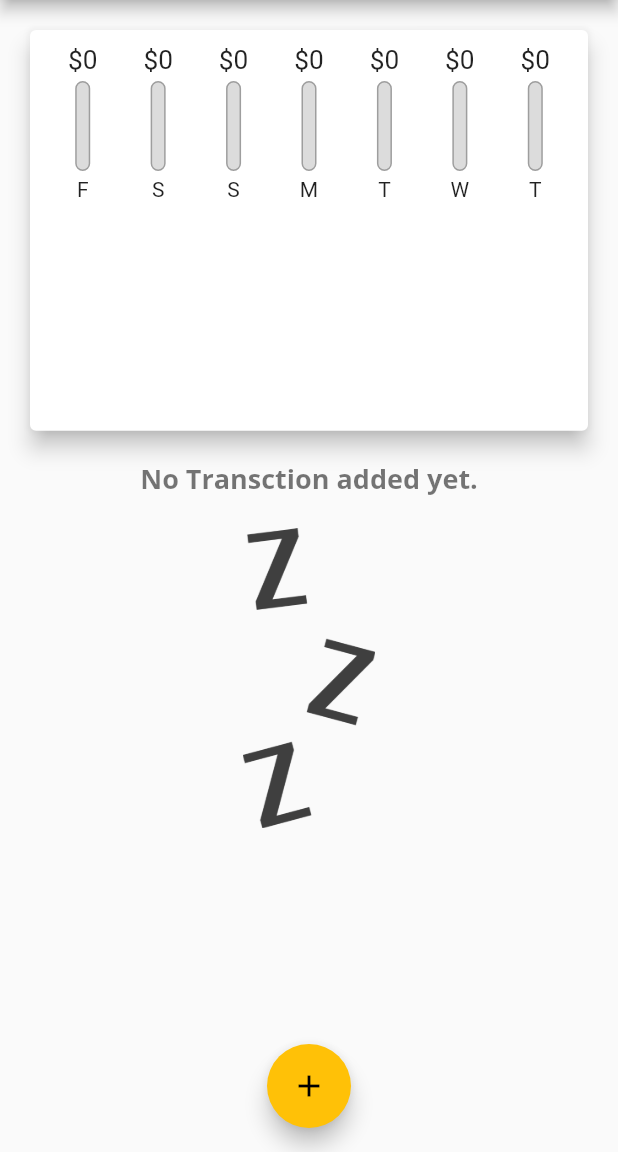
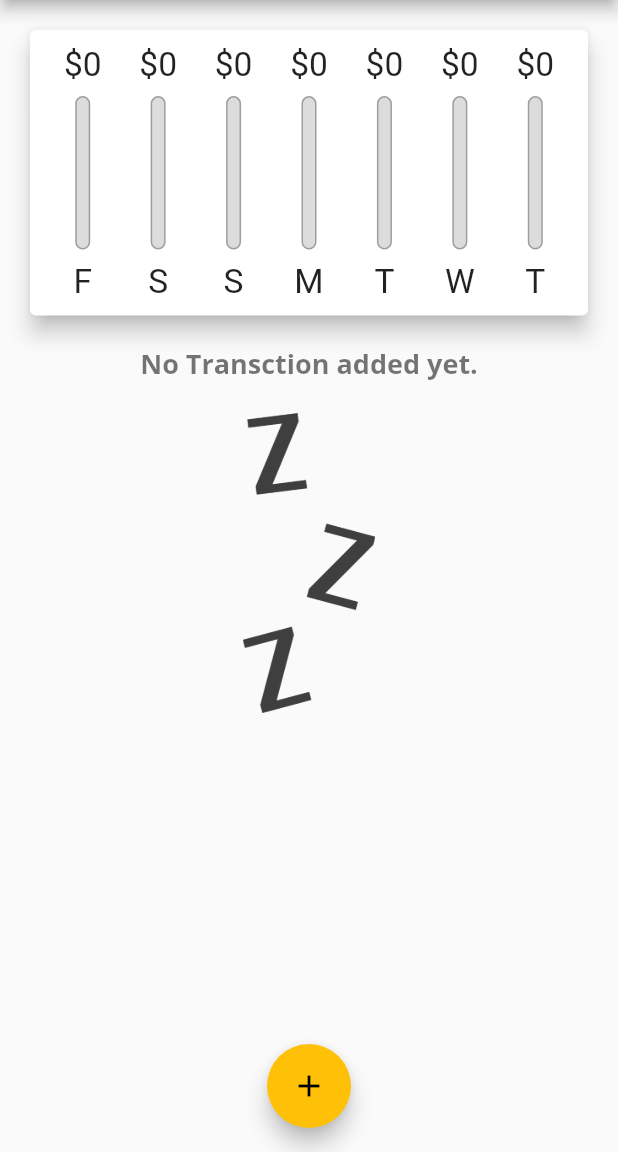
Before and after one commit to iqbalhasandev/Flutter-Expense-Planner-App, a Flutter app: the screen it shows after launch, on a phone screen of 412 x 824 dp, the part 84-1236 px from its top. Run offline on Flutter 3.47's test engine with Material 2 defaults, Android fonts, the light colour scheme and no system bars.

Commit message:
Using the LayoutBuilder Widget

```diff
--- a/lib/main.dart
+++ b/lib/main.dart
@@ -87,6 +87,7 @@ class _MyHomePageState extends State<MyHomePage> {
 
   @override
   Widget build(BuildContext context) {
+    final mediaQuery = MediaQuery.of(context);
     final appBar = AppBar(
       backgroundColor: Theme.of(context).primaryColor,
       title: Text(
@@ -109,17 +110,17 @@ class _MyHomePageState extends State<MyHomePage> {
           crossAxisAlignment: CrossAxisAlignment.stretch,
           children: <Widget>[
             Container(
-              height: (MediaQuery.of(context).size.height -
+              height: (mediaQuery.size.height -
                       appBar.preferredSize.height -
-                      MediaQuery.of(context).padding.top) *
-                  0.4,
+                      mediaQuery.padding.top) *
+                  0.3,
               child: Chart(_recentTransctions),
             ),
             Container(
-              height: (MediaQuery.of(context).size.height -
+              height: (mediaQuery.size.height -
                       appBar.preferredSize.height -
-                      MediaQuery.of(context).padding.top) *
-                  0.6,
+                      mediaQuery.padding.top) *
+                  0.7,
               child: TransctionList(_userTransactions, _deleteTransction),
             ),
           ],
--- a/lib/widgets/chart_bar.dart
+++ b/lib/widgets/chart_bar.dart
@@ -9,19 +9,20 @@ class ChartBar extends StatelessWidget {
 
   @override
   Widget build(BuildContext context) {
+    return LayoutBuilder(builder: (context, constraints) {
       return Column(
         children: [
           Container(
-          height: 20,
+            height: constraints.maxHeight * 0.15,
             child: FittedBox(
               child: Text('\$${spendingAmount.toStringAsFixed(0)}'),
             ),
           ),
           SizedBox(
-          height: 4,
+            height: constraints.maxHeight * 0.05,
           ),
           Container(
-          height: 60,
+            height: constraints.maxHeight * 0.6,
             width: 10,
             child: Stack(
               children: [
@@ -48,10 +49,14 @@ class ChartBar extends StatelessWidget {
             ),
           ),
           SizedBox(
-          height: 4,
+            height: constraints.maxHeight * 0.05,
           ),
-        Text(label)
+          Container(
+            height: constraints.maxHeight * 0.15,
+            child: FittedBox(child: Text(label)),
+          )
         ],
       );
+    });
   }
 }
```
Lines whose indentation alone changed are shown as unchanged.
